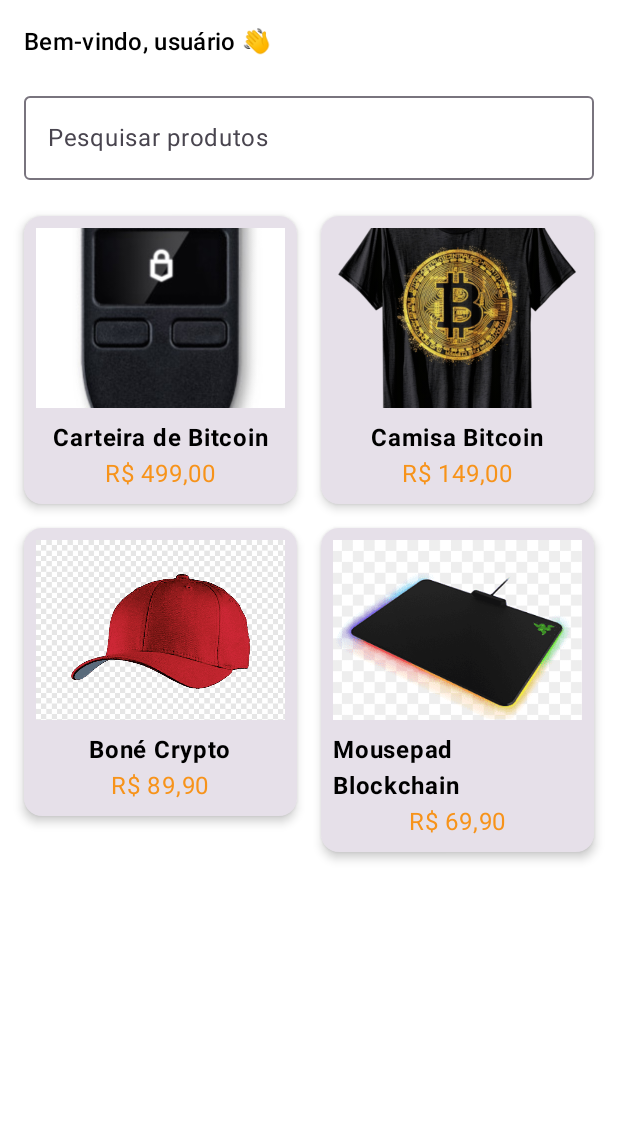
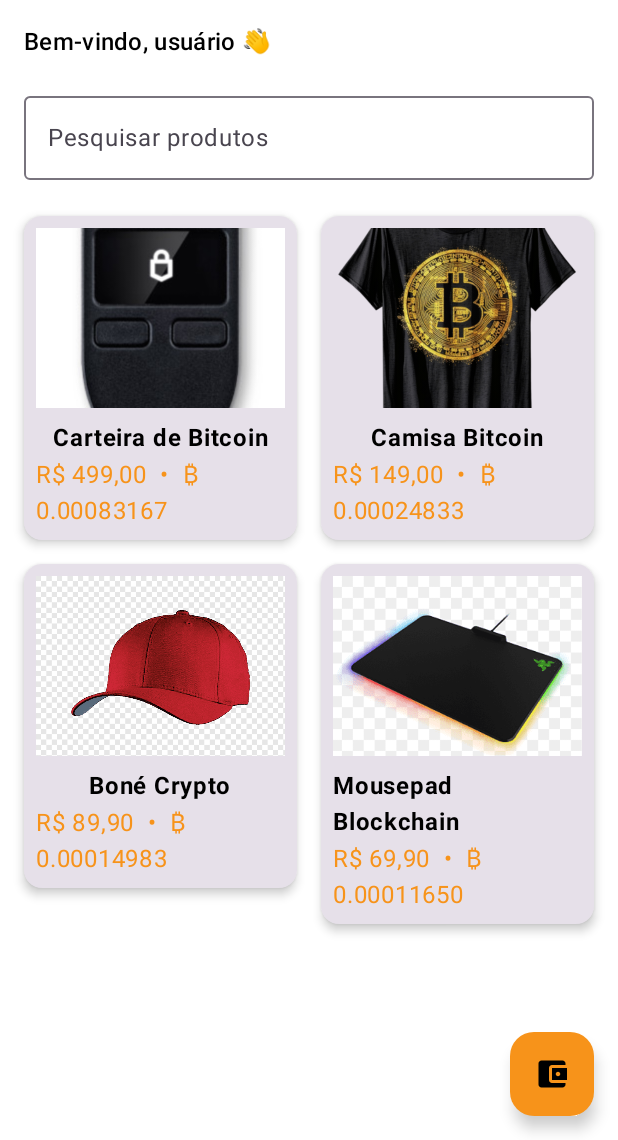
Before and after one commit to RafaelMVilla/BitcoinStore, an Android app built with Jetpack Compose: the composable HomeScreen called with empty values, on a phone screen of 412 x 824 dp, the part 96-1236 px from its top. Run offline under Robolectric (Android 15) with nearby library versions, the phone set to English and light mode, and no system bars.

Commit message:
CarteiraBTC

```diff
--- a/app/src/main/java/com/example/bitcoinstore/data/local/AppDataBase.kt
+++ b/app/src/main/java/com/example/bitcoinstore/data/local/AppDataBase.kt
@@ -6,13 +6,14 @@ import androidx.room.Room
 import androidx.room.RoomDatabase
 
 @Database(
-    entities = [UserEntity::class, CartEntity::class],
-    version = 2,
+    entities = [UserEntity::class, CartEntity::class, WalletEntity::class],
+    version = 3,
     exportSchema = false
 )
 abstract class AppDatabase : RoomDatabase() {
     abstract fun userDao(): UserDao
     abstract fun cartDao(): CartDao
+    abstract fun walletDao(): WalletDao
 
     companion object {
         @Volatile private var INSTANCE: AppDatabase? = null
--- a/app/src/main/java/com/example/bitcoinstore/ui/home/HomeScreen.kt
+++ b/app/src/main/java/com/example/bitcoinstore/ui/home/HomeScreen.kt
@@ -1,4 +1,3 @@
-// app/src/main/java/com/example/bitcoinstore/ui/home/HomeScreen.kt
 package com.example.bitcoinstore.ui.home
 
 import androidx.compose.foundation.Image
@@ -7,6 +6,8 @@ import androidx.compose.foundation.layout.*
 import androidx.compose.foundation.lazy.grid.GridCells
 import androidx.compose.foundation.lazy.grid.LazyVerticalGrid
 import androidx.compose.foundation.lazy.grid.items
+import androidx.compose.material.icons.Icons
+import androidx.compose.material.icons.filled.AccountBalanceWallet
 import androidx.compose.material3.*
 import androidx.compose.runtime.*
 import androidx.compose.runtime.getValue
@@ -19,8 +20,9 @@ import androidx.compose.ui.unit.dp
 import com.example.bitcoinstore.R
 import com.example.bitcoinstore.ui.components.AppTopBar
 import com.example.bitcoinstore.ui.user.UserViewModel
+import com.example.bitcoinstore.util.CurrencyUtils
 
-data class Product(val id: Int, val name: String, val price: String, val image: Int)
+data class Product(val id: Int, val name: String, val priceBRL: Double, val image: Int)
 
 @OptIn(ExperimentalMaterial3Api::class)
 @Composable
@@ -29,6 +31,7 @@ fun HomeScreen(
     onProductClick: (Int) -> Unit,
     onCartClick: () -> Unit,
     onProfileClick: () -> Unit,
+    onWalletClick: () -> Unit,
     cartVm: CartViewModel,
     userVm: UserViewModel
 ) {
@@ -43,10 +46,10 @@ fun HomeScreen(
     var query by remember { mutableStateOf("") }
 
     val products = listOf(
-        Product(1, "Carteira de Bitcoin", "R$ 499,00", R.drawable.prod1),
-        Product(2, "Camisa Bitcoin", "R$ 149,00", R.drawable.prod2),
-        Product(3, "Boné Crypto", "R$ 89,90", R.drawable.prod3),
-        Product(4, "Mousepad Blockchain", "R$ 69,90", R.drawable.prod4)
+        Product(1, "Carteira de Bitcoin", 499.00, R.drawable.prod1),
+        Product(2, "Camisa Bitcoin", 149.00, R.drawable.prod2),
+        Product(3, "Boné Crypto", 89.90, R.drawable.prod3),
+        Product(4, "Mousepad Blockchain", 69.90, R.drawable.prod4)
     )
 
     val filtered = remember(query, products) {
@@ -64,6 +67,11 @@ fun HomeScreen(
                 itemCount = cartState.itemCount,
                 onCartClick = onCartClick
             )
+        },
+        floatingActionButton = {
+            FloatingActionButton(onClick = onWalletClick, containerColor = MaterialTheme.colorScheme.primary) {
+                Icon(Icons.Filled.AccountBalanceWallet, contentDescription = "Carteira", tint = MaterialTheme.colorScheme.onPrimary)
+            }
         }
     ) { padding ->
         Column(modifier = Modifier.padding(padding)) {
@@ -74,7 +82,6 @@ fun HomeScreen(
                 modifier = Modifier.padding(16.dp)
             )
 
-            // 🔎 Barra de Pesquisa
             OutlinedTextField(
                 value = query,
                 onValueChange = { query = it },
@@ -94,6 +101,7 @@ fun HomeScreen(
                 verticalArrangement = Arrangement.spacedBy(16.dp)
             ) {
                 items(filtered) { product ->
+                    val btc = CurrencyUtils.brlToBtc(product.priceBRL)
                     Card(
                         modifier = Modifier
                             .fillMaxWidth()
@@ -114,7 +122,10 @@ fun HomeScreen(
                             )
                             Spacer(modifier = Modifier.height(8.dp))
                             Text(product.name, fontWeight = FontWeight.Bold)
-                            Text(product.price, color = MaterialTheme.colorScheme.primary)
+                            Text(
+                                text = "${CurrencyUtils.formatBRL(product.priceBRL)}  •  ${CurrencyUtils.formatBTC(btc)}",
+                                color = MaterialTheme.colorScheme.primary
+                            )
                         }
                     }
                 }
--- /dev/null
+++ b/app/src/main/java/com/example/bitcoinstore/util/CurrentUtils.kt
@@ -0,0 +1,37 @@
+package com.example.bitcoinstore.util
+
+import java.math.BigDecimal
+import java.math.RoundingMode
+import java.text.NumberFormat
+import java.util.Locale
+
+object CurrencyUtils {
+    // Taxa fixa para simulação: 1 BTC = R$ 600.000,00
+    const val BRL_PER_BTC = 600_000.0
+    private val nfBRL = NumberFormat.getCurrencyInstance(Locale("pt", "BR"))
+
+    fun formatBRL(value: Double): String = nfBRL.format(value)
+
+    /** Formata BTC com 8 casas e símbolo ₿ */
+    fun formatBTC(btc: BigDecimal): String {
+        val fixed = btc.setScale(8, RoundingMode.DOWN)
+        return "₿ $fixed"
+    }
+
+    fun brlToBtc(brl: Double): BigDecimal {
+        val btc = brl / BRL_PER_BTC
+        return BigDecimal.valueOf(btc).setScale(8, RoundingMode.HALF_UP)
+    }
+
+    fun btcToBRL(btc: BigDecimal): Double {
+        return btc.multiply(BigDecimal.valueOf(BRL_PER_BTC)).toDouble()
+    }
+
+    fun btcToSats(btc: BigDecimal): Long {
+        return btc.multiply(BigDecimal("100000000")).setScale(0, RoundingMode.HALF_UP).toLong()
+    }
+
+    fun satsToBtc(sats: Long): BigDecimal {
+        return BigDecimal(sats).divide(BigDecimal("100000000"), 8, RoundingMode.DOWN)
+    }
+}
```
Also changed, not shown: app/src/main/java/com/example/bitcoinstore/MainActivity.kt (+12 -2 lines), app/src/main/java/com/example/bitcoinstore/data/local/WalletDao.kt (added, +15 -0 lines), app/src/main/java/com/example/bitcoinstore/data/local/WalletEntity.kt (added, +10 -0 lines), app/src/main/java/com/example/bitcoinstore/data/repo/WalletRepository.kt (added, +18 -0 lines), app/src/main/java/com/example/bitcoinstore/nav/AppNav.kt (+16 -4 lines), app/src/main/java/com/example/bitcoinstore/ui/home/CartScreen.kt (+15 -3 lines), app/src/main/java/com/example/bitcoinstore/ui/home/ProductDetailScreen.kt (+20 -8 lines), app/src/main/java/com/example/bitcoinstore/ui/wallet/WalletScreen.kt (added, +159 -0 lines), app/src/main/java/com/example/bitcoinstore/ui/wallet/WalletViewModel.kt (added, +42 -0 lines).
